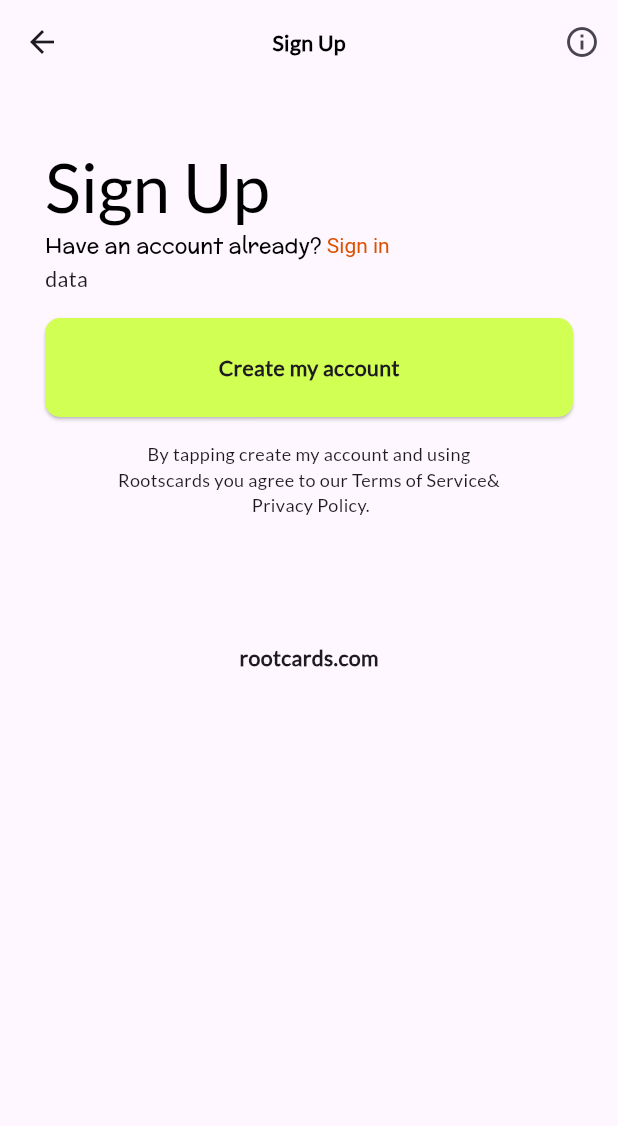
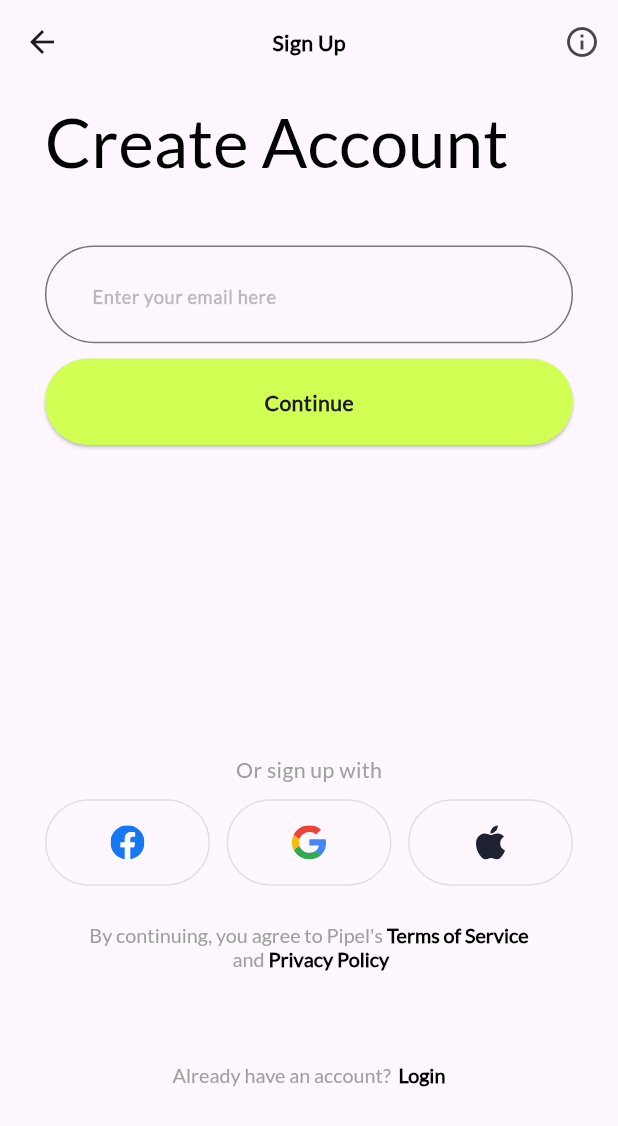
Before and after one commit to Olamidotune/Rootscards, a Flutter app: the SignUpScreen screen opened by its route, on a phone screen of 412 x 824 dp. Shown: the top 1126 px of the screen. Run offline on Flutter 3.47's test engine with Material 3 defaults, Android fonts, the light colour scheme and no system bars; our stand-ins replace bloc, carousel_slider, device_info_plus, email_validator, equatable, flutter_bloc and 4 more; accounts and stored records are empty; Roboto replaces fonts that are missing (lato).

```diff
--- a/lib/config/dimensions.dart
+++ b/lib/config/dimensions.dart
@@ -11,12 +11,14 @@ class AppSpacing {
   static double horizontalSpacingMedium = 15.w;
   static double horizontalSpacingSmall= 5.w;
 
+//vertical spacing
   static Widget verticalSpaceTiny = SizedBox(height: 5.h);
   static Widget verticalSpaceSmall = SizedBox(height: 10.h);
   static Widget verticalSpaceMedium = SizedBox(height: 25.h);
   static Widget verticalSpaceLarge = SizedBox(height: 40.h);
   static Widget verticalSpaceHuge = SizedBox(height: 60.h);
 
+//horizontal spacing
   static Widget horizontalSpaceTiny = SizedBox(width: 5.w);
   static Widget horizontalSpaceSmall = SizedBox(width: 10.w);
   static Widget horizontalSpaceMedium = SizedBox(width: 25.w);
--- a/lib/presentation/get_started_screen.dart
+++ b/lib/src/presentation/get_started_screen.dart
@@ -4,9 +4,9 @@ import 'package:flutter_svg/svg.dart';
 import 'package:rootscards/config/colors.dart';
 import 'package:rootscards/config/dimensions.dart';
 import 'package:rootscards/extensions/build_context.dart';
-import 'package:rootscards/presentation/screens/auth/sign_in/sign_in.dart';
-import 'package:rootscards/presentation/screens/auth/sign_up.dart';
-import 'package:rootscards/presentation/screens/widgets/big_social_media_button.dart';
+import 'screens/auth/sign_in/sign_in.dart';
+import 'screens/auth/sign_up.dart';
+import 'package:rootscards/src/shared/widgets/big_social_media_button.dart';
 
 class GetStartedScreen extends StatefulWidget {
   static const String routeName = 'get_started_screen';
--- a/lib/presentation/screens/auth/otp.dart
+++ b/lib/src/presentation/screens/auth/otp.dart
@@ -6,8 +6,8 @@ import 'package:rootscards/blocs/otp/otp_bloc.dart';
 import 'package:rootscards/config/colors.dart';
 import 'package:rootscards/config/dimensions.dart';
 import 'package:rootscards/helper/helper_function.dart';
-import 'package:rootscards/presentation/screens/space/space_screen.dart';
-import 'package:rootscards/presentation/screens/widgets/button.dart';
+import '../space/space_screen.dart';
+import 'package:rootscards/src/shared/widgets/button.dart';
 import 'package:flutter_screenutil/flutter_screenutil.dart';
 
 class OtpScreen extends StatefulWidget {
--- a/lib/presentation/screens/auth/passowrd/forgot_password.dart
+++ b/lib/src/presentation/screens/auth/passowrd/forgot_password.dart
@@ -10,9 +10,9 @@ import 'package:rootscards/blocs/forgot_password/forgot_password_bloc.dart';
 import 'package:rootscards/config/colors.dart';
 import 'package:rootscards/config/dimensions.dart';
 import 'package:rootscards/extensions/build_context.dart';
-import 'package:rootscards/presentation/screens/auth/passowrd/password_recovery.dart';
-import 'package:rootscards/presentation/screens/auth/sign_in/sign_in.dart';
-import 'package:rootscards/presentation/screens/widgets/button.dart';
+import 'password_recovery.dart';
+import '../sign_in/sign_in.dart';
+import 'package:rootscards/src/shared/widgets/button.dart';
 import 'package:http/http.dart' as http;
 
 class ForgotPasswordScreen extends StatefulWidget {
--- a/lib/presentation/screens/auth/passowrd/password_recovery.dart
+++ b/lib/src/presentation/screens/auth/passowrd/password_recovery.dart
@@ -3,7 +3,7 @@ import 'package:flutter_screenutil/flutter_screenutil.dart';
 import 'package:rootscards/config/colors.dart';
 import 'package:rootscards/config/dimensions.dart';
 import 'package:rootscards/extensions/build_context.dart';
-import 'package:rootscards/presentation/screens/widgets/button.dart';
+import 'package:rootscards/src/shared/widgets/button.dart';
 
 class PasswordRecovery extends StatefulWidget {
   static const String routeName = "password_recovery_screen";
--- a/lib/presentation/screens/auth/sign_up.dart
+++ b/lib/src/presentation/screens/auth/sign_up.dart
@@ -2,6 +2,7 @@
 
 import 'dart:async';
 import 'dart:convert';
+import 'package:email_validator/email_validator.dart';
 import 'package:flutter/gestures.dart';
 import 'package:flutter/material.dart';
 import 'package:flutter_screenutil/flutter_screenutil.dart';
@@ -9,10 +10,10 @@ import 'package:http/http.dart' as http;
 import 'package:rootscards/config/colors.dart';
 import 'package:rootscards/config/dimensions.dart';
 import 'package:rootscards/extensions/build_context.dart';
-import 'package:rootscards/presentation/screens/auth/sign_in/sign_in.dart';
-import 'package:rootscards/presentation/screens/widgets/button.dart';
+import 'sign_in/sign_in.dart';
+import 'package:rootscards/src/shared/widgets/button.dart';
+import 'package:rootscards/src/shared/widgets/small_social_button.dart';
 import 'package:shared_preferences/shared_preferences.dart';
-
 
 class SignUpScreen extends StatefulWidget {
   static const String routeName = "sign_up screen";
@@ -57,55 +58,44 @@ class _SignUpScreenState extends State<SignUpScreen> {
           child: SingleChildScrollView(
             physics: const BouncingScrollPhysics(),
             child: Container(
-          padding: const EdgeInsets.symmetric(horizontal: 30, vertical: 40),
+              padding: const EdgeInsets.symmetric(horizontal: 30, vertical: 10),
               alignment: Alignment.center,
               child: Column(
                 mainAxisAlignment: MainAxisAlignment.start,
-            crossAxisAlignment: CrossAxisAlignment.start,
+                crossAxisAlignment: CrossAxisAlignment.center,
                 children: [
-              Text(
-                "Sign Up",
+                  Align(
+                    alignment: Alignment.topLeft,
+                    child: Text(
+                      "Create Account",
                       style: context.textTheme.titleLarge?.copyWith(
                         color: Colors.black,
                         fontSize: 45,
                       ),
                     ),
-              SizedBox(
-                height: 0.5.h,
                   ),
-              RichText(
-                text: TextSpan(
-                  text: "Have an account already?",
-                  style: const TextStyle(
-                      fontFamily: "McLaren", color: Colors.black),
-                  children: [
-                    TextSpan(
-                      recognizer: TapGestureRecognizer()
-                        ..onTap = () => Navigator.of(context)
-                            .popAndPushNamed(SignInScreen.routeName),
-                      text: " Sign in",
-                      style: const TextStyle(
-                        color: THEME,
-                      ),
-                    )
-                  ],
-                ),
-              ),
-              SizedBox(
-                height: 2.h,
-              ),
+                  AppSpacing.verticalSpaceLarge,
                   Form(
                     key: _formKey,
                     child: AutofillGroup(
-                  child: Text("data")
+                      child: CustomTextField(
+                        textInputAction: TextInputAction.go,
+                        hintText: "Enter your email here",
+                        textInputType: TextInputType.emailAddress,
+                        validator: (value) {
+                          if (EmailValidator.validate(value?.trim() ?? "")) {
+                            return null;
+                          }
+                          return "Please provide a valid email address";
+                        },
                       ),
                     ),
-              SizedBox(
-                height: MediaQuery.of(context).size.height * .02,
                   ),
+                  AppSpacing.verticalSpaceSmall,
                   Button(
+                    pill: true,
                     busy: _busy,
-                "Create my account",
+                    "Continue",
                     onPressed: () {
                       if (_formKey.currentState!.validate()) {
                         _signUp(
@@ -120,29 +110,105 @@ class _SignUpScreenState extends State<SignUpScreen> {
                     },
                   ),
                   SizedBox(
-                height: MediaQuery.of(context).size.height * .02,
+                    height: 0.25.sh,
                   ),
-              const Align(
-                alignment: Alignment.center,
-                child: Text(
-                  "By tapping create my account and using\nRootscards you agree to our Terms of Service&\n Privacy Policy.",
-                  style: TextStyle(fontSize: 12),
-                  textAlign: TextAlign.center,
+                  Text(
+                    "Or sign up with",
+                    style: Theme.of(context)
+                        .textTheme
+                        .bodyMedium
+                        ?.copyWith(color: Colors.grey),
+                  ),
+                  AppSpacing.verticalSpaceSmall,
+                  Row(
+                    children: [
+                      Expanded(
+                        child: SmallSocialButton(
+                          iconName: "facebook",
+                          onPressed: () {},
                         ),
                       ),
-              SizedBox(
-                height: MediaQuery.of(context).size.height <=
-                        MIN_SUPPORTED_SCREEN_HEIGHT
-                    ? 11
-                    : MediaQuery.of(context).size.height * 0.1,
+                      AppSpacing.horizontalSpaceSmall,
+                      Expanded(
+                        child: SmallSocialButton(
+                          iconName: "google",
+                          onPressed: () {},
                         ),
-              const Align(
-                alignment: Alignment.center,
-                child: Text(
-                  "rootcards.com",
-                  style: TextStyle(fontWeight: FontWeight.w600),
                       ),
+                      AppSpacing.horizontalSpaceSmall,
+                      Expanded(
+                        child: SmallSocialButton(
+                          iconName: "apple",
+                          onPressed: () {},
+                        ),
+                      ),
+                    ],
+                  ),
+                  AppSpacing.verticalSpaceMedium,
+                  RichText(
+                    textAlign: TextAlign.center,
+                    text: TextSpan(
+                      text: "By continuing, you agree to Pipel's ",
+                      style: TextStyle(
+                          fontFamily: "lato",
+                          fontSize: 13.sp,
+                          color: Colors.grey),
+                      children: [
+                        TextSpan(
+                          text: "Terms of Service\n",
+                          style: TextStyle(
+                              fontFamily: "lato",
+                              fontWeight: FontWeight.bold,
+                              fontSize: 13.sp,
+                              color: Colors.black),
+                        ),
+                        TextSpan(
+                          text: " and ",
+                          style: TextStyle(
+                              fontFamily: "lato",
+                              fontSize: 13.sp,
+                              color: Colors.grey),
+                        ),
+                        TextSpan(
+                          text: "Privacy Policy",
+                          style: TextStyle(
+                              fontFamily: "lato",
+                              fontWeight: FontWeight.bold,
+                              fontSize: 13.sp,
+                              color: Colors.black),
                         )
+                      ],
+                    ),
+                  ),
+                  AppSpacing.verticalSpaceHuge,
+                  // SizedBox(
+                  //   height: 0.90 * height <= 700
+                  //       ? .03.h * height
+                  //       : height * .19.h,
+                  // ),
+                  RichText(
+                    textAlign: TextAlign.center,
+                    text: TextSpan(
+                        text: "Already have an account? ",
+                        style: TextStyle(
+                            fontFamily: "lato",
+                            fontSize: 13.sp,
+                            color: Colors.grey),
+                        children: [
+                          TextSpan(
+                            recognizer: TapGestureRecognizer()
+                              ..onTap = () => Navigator.of(context).pushNamed(
+                                    SignInScreen.routeName,
+                                  ),
+                            text: " Login",
+                            style: TextStyle(
+                                fontFamily: "lato",
+                                fontWeight: FontWeight.bold,
+                                fontSize: 13.sp,
+                                color: Colors.black),
+                          ),
+                        ]),
+                  ),
                 ],
               ),
             ),
--- a/lib/presentation/screens/space/space_screen.dart
+++ b/lib/src/presentation/screens/space/space_screen.dart
@@ -8,7 +8,7 @@ import 'package:http/http.dart' as http;
 import 'package:rootscards/config/colors.dart';
 import 'package:rootscards/config/dimensions.dart';
 import 'package:rootscards/extensions/build_context.dart';
-import 'package:rootscards/presentation/screens/widgets/get_started_button.dart';
+import 'package:rootscards/src/shared/widgets/get_started_button.dart';
 import 'package:shared_preferences/shared_preferences.dart';
 import 'package:flutter_screenutil/flutter_screenutil.dart';
 
--- a/lib/presentation/screens/splash_screen/splash_screen.dart
+++ b/lib/src/presentation/screens/splash_screen/splash_screen.dart
@@ -6,8 +6,8 @@ import 'package:rootscards/config/colors.dart';
 import 'package:rootscards/config/dimensions.dart';
 import 'package:rootscards/extensions/build_context.dart';
 import 'package:rootscards/helper/helper_function.dart';
-import 'package:rootscards/presentation/screens/auth/sign_in/sign_in.dart';
-import 'package:rootscards/presentation/screens/onboarding/onboarding_screen.dart';
+import '../auth/sign_in/sign_in.dart';
+import '../onboarding/onboarding_screen.dart';
 import 'package:rootscards/services/auth_services.dart';
 
 class SplashScreen extends StatefulWidget {
--- a/lib/presentation/screens/widgets/button.dart
+++ b/lib/src/shared/widgets/button.dart
@@ -30,7 +30,7 @@ class Button extends StatelessWidget {
   Widget build(BuildContext context) {
     return Container(
       width: double.infinity,
-       height: .08.sh,
+       height: .07.sh,
       child: ElevatedButton(
         style: ButtonStyle(
           backgroundColor:
```
Also changed, not shown: lib/main.dart (+9 -9 lines), lib/src/presentation/screens/auth/sign_in/sign_in.dart (renamed from lib/presentation/screens/auth/sign_in/sign_in.dart, +6 -7 lines), lib/src/presentation/screens/onboarding/onboarding_screen.dart (renamed from lib/presentation/screens/onboarding/onboarding_screen.dart, +6 -6 lines), lib/src/shared/widgets/big_social_media_button.dart (renamed from lib/presentation/screens/widgets/big_social_media_button.dart), lib/src/shared/widgets/carousel_inidicator.dart (renamed from lib/presentation/screens/widgets/carousel_inidicator.dart), lib/src/shared/widgets/get_started_button.dart (renamed from lib/presentation/screens/widgets/get_started_button.dart), lib/src/shared/widgets/login_button.dart (renamed from lib/presentation/screens/widgets/login_button.dart), lib/src/shared/widgets/skip_button.dart (renamed from lib/presentation/screens/widgets/skip_button.dart), lib/src/shared/widgets/small_social_button.dart (renamed from lib/presentation/screens/widgets/small_social_button.dart), lib/src/shared/widgets/snackbar.dart (renamed from lib/presentation/screens/widgets/snackbar.dart). Lines whose indentation alone changed are shown as unchanged.
